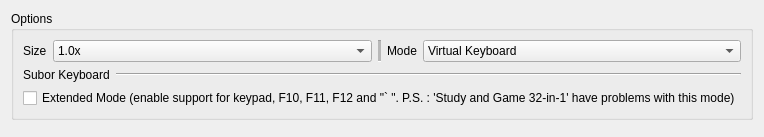
Before: the Qt Designer form src/gui/designer/dlgKeyboard.ui in punesemu/puNES, drawn with Qt 5.
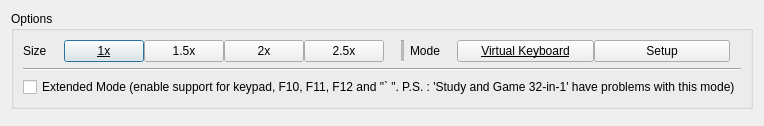
After: the same form once the commit is applied. Icons and pictures are not drawn. Custom widgets are drawn as their Qt base class.

Commit message: Refactor dlgKeyboard: Replace comboBox with pushButton for mode/size selection, implement dynamic font scaling and enhance button visuals with "gray_button" styling (Subor).

Patch:
```diff
--- a/src/gui/designer/dlgKeyboard.ui
+++ b/src/gui/designer/dlgKeyboard.ui
@@ -37,9 +37,9 @@
          </widget>
         </item>
         <item>
-         <widget class="QComboBox" name="comboBox_Size">
+         <widget class="QWidget" name="widget_Size" native="true">
           <property name="sizePolicy">
-           <sizepolicy hsizetype="Expanding" vsizetype="Fixed">
+           <sizepolicy hsizetype="Expanding" vsizetype="Preferred">
             <horstretch>0</horstretch>
             <verstretch>0</verstretch>
            </sizepolicy>
@@ -47,26 +47,73 @@
           <property name="focusPolicy">
            <enum>Qt::NoFocus</enum>
           </property>
+          <layout class="QHBoxLayout" name="horizontalLayout_Size_xx">
+           <property name="spacing">
+            <number>0</number>
+           </property>
+           <property name="leftMargin">
+            <number>11</number>
+           </property>
+           <property name="topMargin">
+            <number>0</number>
+           </property>
+           <property name="rightMargin">
+            <number>11</number>
+           </property>
+           <property name="bottomMargin">
+            <number>0</number>
+           </property>
           <item>
+            <widget class="QPushButton" name="pushButton_Size_10x">
+             <property name="font">
+              <font>
+               <underline>true</underline>
+              </font>
+             </property>
            <property name="text">
-            <string>1.0x</string>
-           </property>
+              <string>1x</string>
+             </property>
+             <property name="checkable">
+              <bool>true</bool>
+             </property>
+            </widget>
           </item>
           <item>
+            <widget class="QPushButton" name="pushButton_Size_15x">
+             <property name="font">
+              <font>
+               <underline>false</underline>
+              </font>
+             </property>
            <property name="text">
             <string>1.5x</string>
            </property>
+             <property name="checkable">
+              <bool>true</bool>
+             </property>
+            </widget>
           </item>
           <item>
+            <widget class="QPushButton" name="pushButton_Size_20x">
            <property name="text">
-            <string>2.0x</string>
-           </property>
+              <string>2x</string>
+             </property>
+             <property name="checkable">
+              <bool>true</bool>
+             </property>
+            </widget>
           </item>
           <item>
+            <widget class="QPushButton" name="pushButton_Size_25x">
            <property name="text">
             <string>2.5x</string>
            </property>
-          </item>
+             <property name="checkable">
+              <bool>true</bool>
+             </property>
+            </widget>
+           </item>
+          </layout>
          </widget>
         </item>
         <item>
@@ -90,9 +137,9 @@
          </widget>
         </item>
         <item>
-         <widget class="QComboBox" name="comboBox_Mode">
+         <widget class="QWidget" name="widget_Mode" native="true">
           <property name="sizePolicy">
-           <sizepolicy hsizetype="Expanding" vsizetype="Fixed">
+           <sizepolicy hsizetype="Expanding" vsizetype="Preferred">
             <horstretch>0</horstretch>
             <verstretch>0</verstretch>
            </sizepolicy>
@@ -100,16 +147,53 @@
           <property name="focusPolicy">
            <enum>Qt::NoFocus</enum>
           </property>
+          <layout class="QHBoxLayout" name="horizontalLayout_Mode">
+           <property name="spacing">
+            <number>0</number>
+           </property>
+           <property name="leftMargin">
+            <number>11</number>
+           </property>
+           <property name="topMargin">
+            <number>0</number>
+           </property>
+           <property name="rightMargin">
+            <number>11</number>
+           </property>
+           <property name="bottomMargin">
+            <number>0</number>
+           </property>
           <item>
+            <widget class="QPushButton" name="pushButton_Mode_virtual">
+             <property name="font">
+              <font>
+               <underline>true</underline>
+              </font>
+             </property>
            <property name="text">
             <string>Virtual Keyboard</string>
            </property>
+             <property name="checkable">
+              <bool>true</bool>
+             </property>
+            </widget>
           </item>
           <item>
+            <widget class="QPushButton" name="pushButton_Mode_setup">
+             <property name="font">
+              <font>
+               <underline>false</underline>
+              </font>
+             </property>
            <property name="text">
             <string>Setup</string>
            </property>
-          </item>
+             <property name="checkable">
+              <bool>true</bool>
+             </property>
+            </widget>
+           </item>
+          </layout>
          </widget>
         </item>
        </layout>
@@ -131,13 +215,6 @@
          </property>
          <item>
           <layout class="QHBoxLayout" name="horizontalLayout_Subor">
-           <item>
-            <widget class="QLabel" name="label_Subor">
-             <property name="text">
-              <string>Subor Keyboard</string>
-             </property>
-            </widget>
-           </item>
            <item>
             <widget class="Line" name="line_Subor">
              <property name="sizePolicy">
```
Left out of the diff: 10 changed lines with no effect on the pictures. Lines whose indentation alone changed are shown as unchanged. The commit also changes 2 other files.
